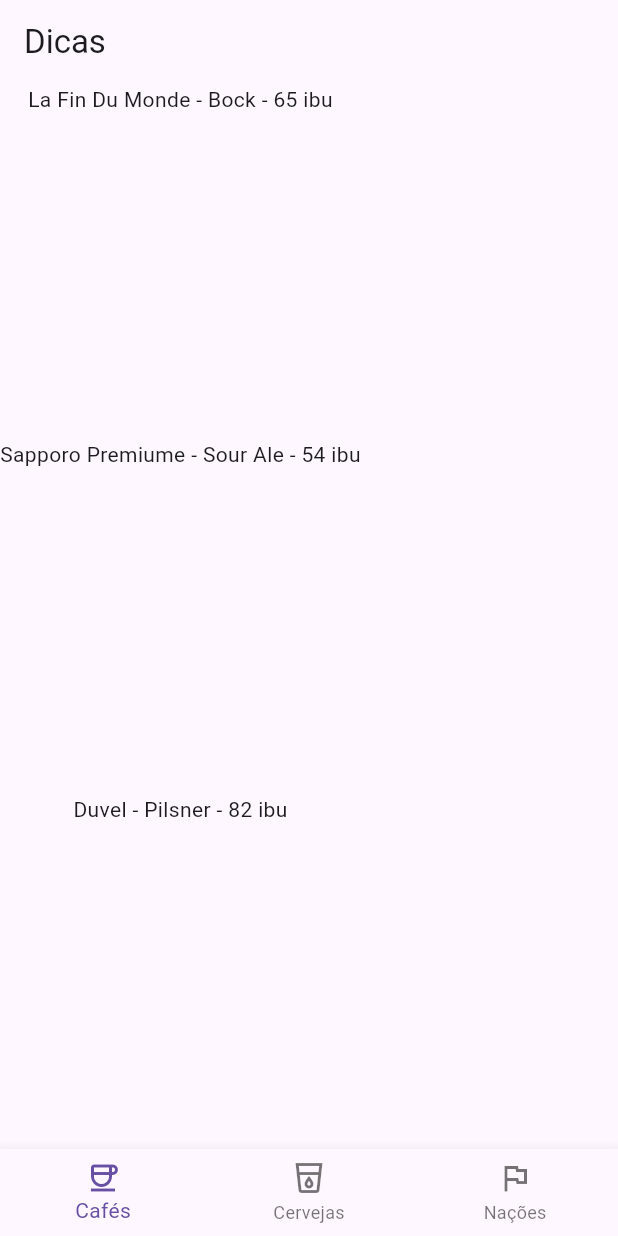
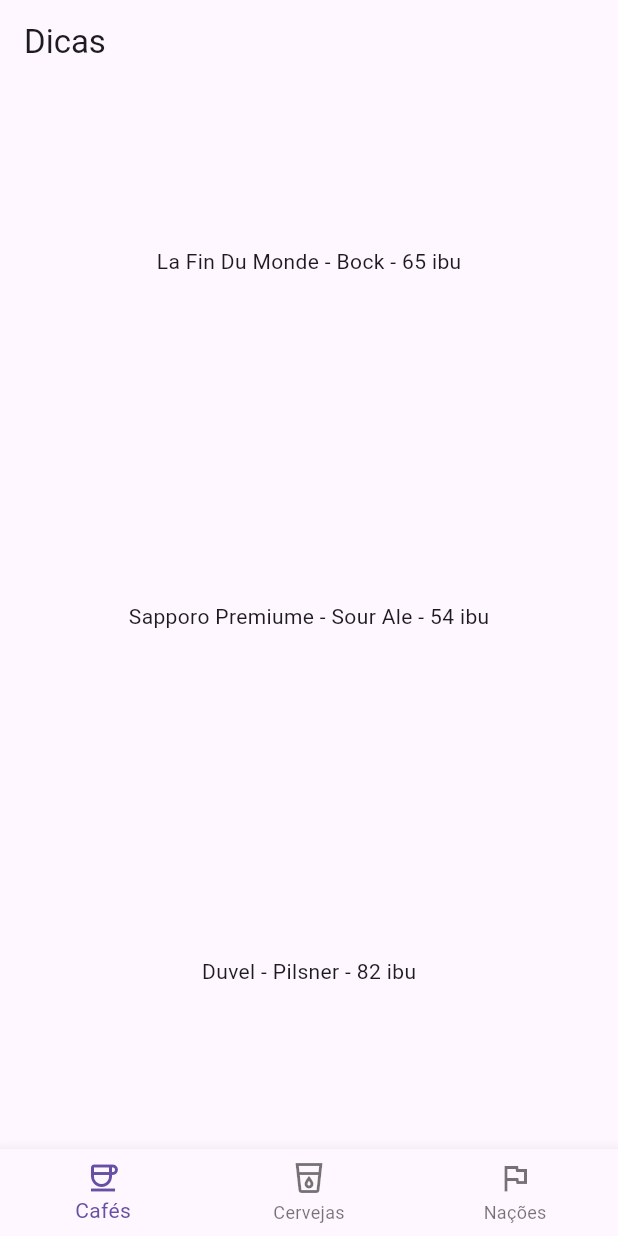
Before and after one commit to Diego-Axel/poo, a Flutter app: the screen it shows after launch, on a phone screen of 412 x 824 dp. Run offline on Flutter 3.47's test engine with Material 3 defaults, Android fonts, the phone set to English and light mode, and no system bars.

Commit message:
Receita 03 Passo 04

```diff
--- a/lib/main.dart
+++ b/lib/main.dart
@@ -20,7 +20,11 @@ class MyApp extends StatelessWidget {
           appBar: AppBar(
             title: const Text("Dicas"),
           ),
-          body: DataBodyWidget(),
+          body: DataBodyWidget(objects: [
+            "La Fin Du Monde - Bock - 65 ibu",
+            "Sapporo Premiume - Sour Ale - 54 ibu",
+            "Duvel - Pilsner - 82 ibu"
+          ],),
           bottomNavigationBar: NewNavBar(),
         ));
   }
@@ -64,25 +68,28 @@ class NewNavBar extends StatelessWidget {
 
 
 class DataBodyWidget extends StatelessWidget {
-  DataBodyWidget();
+
+  List<String> objects;
+
+  DataBodyWidget( {this.objects = const [] });
 
   @override
 
   Widget build(BuildContext context) {
 
-    return Column(children: [
+    List<Expanded> allTheLines = [];
 
-      Expanded(
-        child: Text("La Fin Du Monde - Bock - 65 ibu"),
-      ),
+    for (var obj in objects){
 
-      Expanded(
-        child: Text("Sapporo Premiume - Sour Ale - 54 ibu"),
-      ),
+      allTheLines.add(
 
-      Expanded(
-        child: Text("Duvel - Pilsner - 82 ibu"),
-      )
-    ]);
+        Expanded(
+
+          child: Center(child: Text(obj)),
+
+        )
+      );
+    }
+    return Column(children: allTheLines);
   }
 }
```
